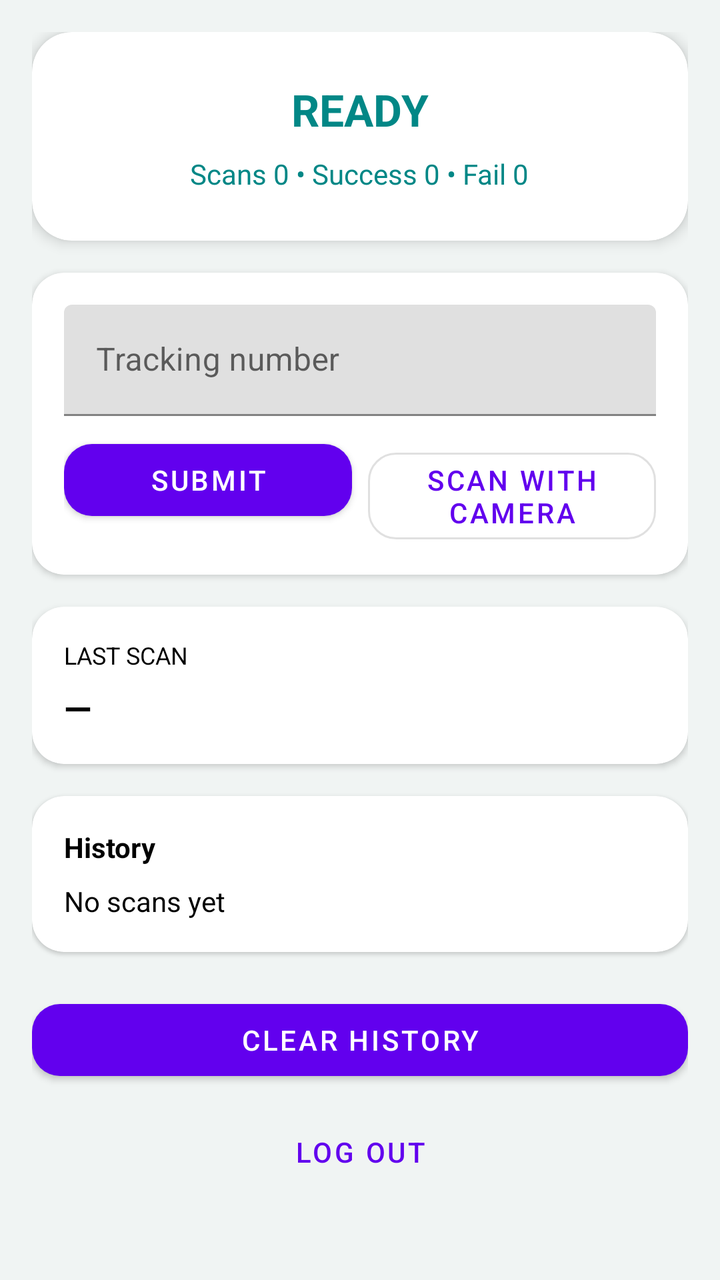
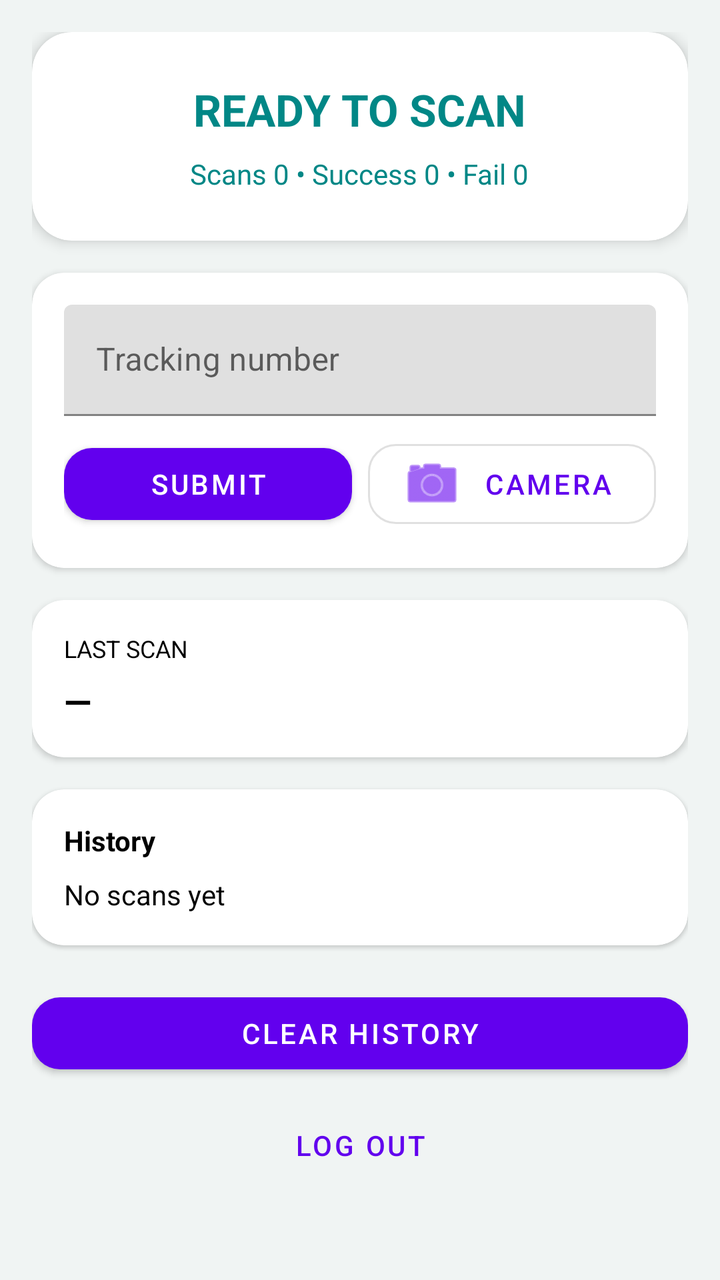

Screens rendered from an Android XML layout before and after an edit, with the pre-edit source and the edit as a unified diff.
<!-- AndroidManifest.xml: application theme Theme.FireDatabase -->
<!-- res/layout/activity_scanner.xml -->
<?xml version="1.0" encoding="utf-8"?>

<androidx.core.widget.NestedScrollView
    xmlns:android="http://schemas.android.com/apk/res/android"
    xmlns:app="http://schemas.android.com/apk/res-auto"
    android:layout_width="match_parent"
    android:layout_height="match_parent"
    android:background="@color/background">

    <androidx.constraintlayout.widget.ConstraintLayout
        android:layout_width="match_parent"
        android:layout_height="wrap_content"
        android:padding="16dp">

        


        
        <com.google.android.material.card.MaterialCardView
            android:id="@+id/cardStatus"
            android:layout_width="0dp"
            android:layout_height="wrap_content"
            android:layout_marginTop="16dp"
            app:cardCornerRadius="20dp"
            app:cardElevation="4dp"

            app:layout_constraintStart_toStartOf="parent"
            app:layout_constraintEnd_toEndOf="parent">

            <LinearLayout
                android:layout_width="match_parent"
                android:layout_height="wrap_content"
                android:orientation="vertical"
                android:gravity="center"
                android:padding="24dp">

                <TextView
                    android:id="@+id/tvStatus"
                    android:layout_width="wrap_content"
                    android:layout_height="wrap_content"
                    android:text="READY"
                    android:textSize="22sp"
                    android:textStyle="bold"
                    android:textColor="@color/teal_700"/>

                <TextView
                    android:id="@+id/tvCounts"
                    android:layout_width="wrap_content"
                    android:layout_height="wrap_content"
                    android:text="Scans 0 • Success 0 • Fail 0"
                    android:textSize="14sp"
                    android:textColor="@color/teal_700"
                    android:layout_marginTop="8dp"/>

            </LinearLayout>
        </com.google.android.material.card.MaterialCardView>

        
        <com.google.android.material.card.MaterialCardView
            android:id="@+id/cardInput"
            android:layout_width="0dp"
            android:layout_height="wrap_content"
            android:layout_marginTop="16dp"
            app:cardCornerRadius="16dp"
            app:cardElevation="2dp"
            app:layout_constraintTop_toBottomOf="@id/cardStatus"
            app:layout_constraintStart_toStartOf="parent"
            app:layout_constraintEnd_toEndOf="parent">

            <LinearLayout
                android:layout_width="match_parent"
                android:layout_height="wrap_content"
                android:orientation="vertical"
                android:padding="16dp">

                <com.google.android.material.textfield.TextInputLayout
                    android:id="@+id/tilManual"
                    android:layout_width="match_parent"
                    android:layout_height="wrap_content"
                    android:hint="Tracking number">

                    <com.google.android.material.textfield.TextInputEditText
                        android:id="@+id/etManual"
                        android:layout_width="match_parent"
                        android:layout_height="wrap_content"
                        android:imeOptions="actionDone"
                        android:inputType="textNoSuggestions|textCapCharacters"
                        android:maxLines="1"/>
                </com.google.android.material.textfield.TextInputLayout>

                <LinearLayout
                    android:layout_width="match_parent"
                    android:layout_height="wrap_content"
                    android:layout_marginTop="8dp"
                    android:orientation="horizontal">

                    <com.google.android.material.button.MaterialButton
                        android:id="@+id/btnSubmitManual"
                        android:layout_width="0dp"
                        android:layout_height="wrap_content"
                        android:layout_weight="1"
                        android:layout_marginEnd="8dp"
                        android:text="Submit"
                        app:cornerRadius="14dp"/>

                    <com.google.android.material.button.MaterialButton
                        android:id="@+id/btnCameraScan"
                        style="@style/Widget.MaterialComponents.Button.OutlinedButton"
                        android:layout_width="0dp"
                        android:layout_height="wrap_content"
                        android:layout_weight="1"
                        android:text="Scan with camera"
                        app:cornerRadius="14dp"/>
                </LinearLayout>

            </LinearLayout>
        </com.google.android.material.card.MaterialCardView>

        
        <com.google.android.material.card.MaterialCardView
            android:id="@+id/cardLastScan"
            android:layout_width="0dp"
            android:layout_height="wrap_content"
            android:layout_marginTop="16dp"
            app:cardCornerRadius="16dp"
            app:cardElevation="2dp"
            app:layout_constraintTop_toBottomOf="@id/cardInput"
            app:layout_constraintStart_toStartOf="parent"
            app:layout_constraintEnd_toEndOf="parent">

            <LinearLayout
                android:layout_width="match_parent"
                android:layout_height="wrap_content"
                android:orientation="vertical"
                android:padding="16dp">

                <TextView
                    android:layout_width="wrap_content"
                    android:layout_height="wrap_content"
                    android:text="Last Scan"
                    android:textSize="12sp"
                    android:textAllCaps="true"
                    android:textColor="@color/black"/>

                <TextView
                    android:id="@+id/tvScanned"
                    android:layout_width="match_parent"
                    android:layout_height="wrap_content"
                    android:text="—"
                    android:textSize="18sp"
                    android:textStyle="bold"
                    android:textColor="@color/black"
                    android:layout_marginTop="6dp"/>

            </LinearLayout>
        </com.google.android.material.card.MaterialCardView>

        
        <com.google.android.material.card.MaterialCardView
            android:id="@+id/cardHistory"
            android:layout_width="0dp"
            android:layout_height="wrap_content"
            android:layout_marginTop="16dp"
            app:cardCornerRadius="16dp"
            app:cardElevation="1dp"
            app:layout_constraintTop_toBottomOf="@id/cardLastScan"
            app:layout_constraintStart_toStartOf="parent"
            app:layout_constraintEnd_toEndOf="parent">

            <LinearLayout
                android:layout_width="match_parent"
                android:layout_height="wrap_content"
                android:orientation="vertical"
                android:padding="16dp">

                <TextView
                    android:layout_width="wrap_content"
                    android:layout_height="wrap_content"
                    android:text="History"
                    android:textSize="14sp"
                    android:textStyle="bold"
                    android:textColor="@color/black"/>

                <TextView
                    android:id="@+id/tvHistory"
                    android:layout_width="match_parent"
                    android:layout_height="wrap_content"
                    android:text="No scans yet"
                    android:textSize="14sp"
                    android:textColor="@color/black"
                    android:layout_marginTop="8dp"/>

            </LinearLayout>
        </com.google.android.material.card.MaterialCardView>

        
        <com.google.android.material.button.MaterialButton
            android:id="@+id/btnClearHistory"
            android:layout_width="0dp"
            android:layout_height="wrap_content"
            android:text="Clear History"
            android:layout_marginTop="20dp"
            app:cornerRadius="14dp"
            app:layout_constraintTop_toBottomOf="@id/cardHistory"
            app:layout_constraintStart_toStartOf="parent"
            app:layout_constraintEnd_toEndOf="parent"/>

        <com.google.android.material.button.MaterialButton
            android:id="@+id/btnLogout"
            style="@style/Widget.MaterialComponents.Button.TextButton"
            android:layout_width="0dp"
            android:layout_height="wrap_content"
            android:text="Log out"
            android:layout_marginTop="8dp"
            app:layout_constraintTop_toBottomOf="@id/btnClearHistory"
            app:layout_constraintStart_toStartOf="parent"
            app:layout_constraintEnd_toEndOf="parent"/>

    </androidx.constraintlayout.widget.ConstraintLayout>
</androidx.core.widget.NestedScrollView>
<!-- resources referenced by this layout -->
<resources>
  <color name="background">#F0F4F3</color>
  <color name="black">#FF000000</color>
  <color name="teal_700">#FF018786</color>
  <style name="Theme.FireDatabase" parent="Theme.MaterialComponents.DayNight.NoActionBar">
          
          <item name="colorPrimary">@color/purple_500</item>
          <item name="colorPrimaryVariant">@color/purple_700</item>
          <item name="colorOnPrimary">@color/white</item>
          
          <item name="colorSecondary">@color/teal_200</item>
          <item name="colorSecondaryVariant">@color/teal_700</item>
          <item name="colorOnSecondary">@color/black</item>
          
          <item name="android:statusBarColor" tools:targetApi="l">?attr/colorPrimaryVariant</item>
          
      </style>
  <color name="purple_500">#FF6200EE</color>
  <color name="purple_700">#FF3700B3</color>
  <color name="white">#FFFFFFFF</color>
  <color name="teal_200">#FF03DAC5</color>
</resources>

<!-- the commit's change to res/layout/activity_scanner.xml (unified diff, before → after) -->
@@ -38,7 +38,8 @@
                     android:id="@+id/tvStatus"
                     android:layout_width="wrap_content"
                     android:layout_height="wrap_content"
-                    android:text="READY"
+                    android:text="READY TO SCAN"
+                    android:gravity="center"
                     android:textSize="22sp"
                     android:textStyle="bold"
                     android:textColor="@color/teal_700"/>
@@ -109,7 +110,8 @@
                         android:layout_width="0dp"
                         android:layout_height="wrap_content"
                         android:layout_weight="1"
-                        android:text="Scan with camera"
+                        android:text="Camera"
+                        app:icon="@android:drawable/ic_menu_camera"
                         app:cornerRadius="14dp"/>
                 </LinearLayout>
 
